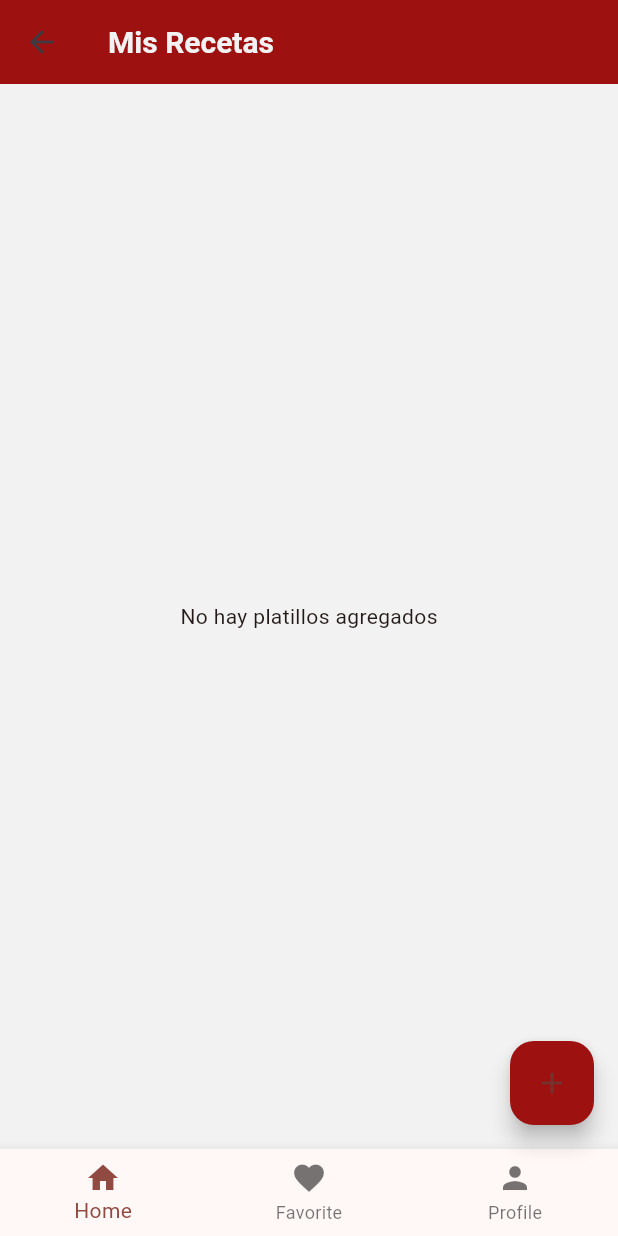
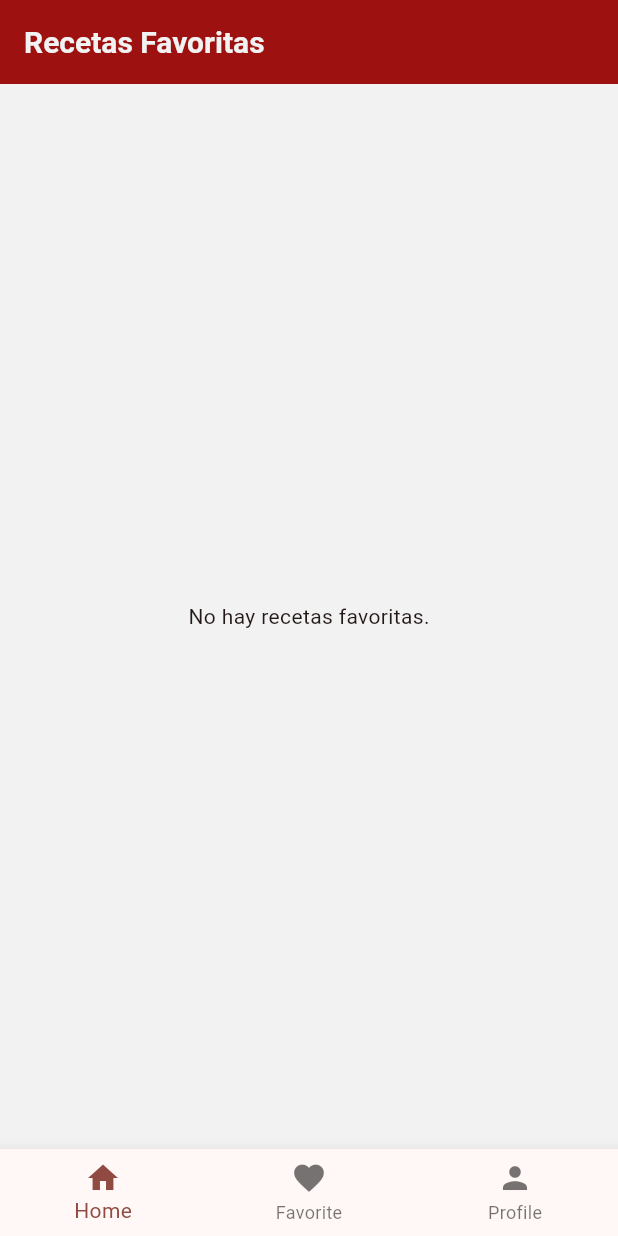
Before and after one commit to GermanSima8/food-recipes, a Flutter app: the HomeScreen screen opened by its route, item 2 of the bottom bar chosen, on a phone screen of 412 x 824 dp. Run offline on Flutter 3.47's test engine with Material 3 defaults, Android fonts, the light colour scheme and no system bars; our stand-ins replace sqflite; accounts and stored records are empty.

Commit message:
add favorite function

```diff
--- a/food_recipes/lib/main.dart
+++ b/food_recipes/lib/main.dart
@@ -3,6 +3,7 @@ import 'package:food_recipes/theme_data.dart';
 import 'package:food_recipes/src/screens/auth/login_screen.dart';
 import 'package:food_recipes/src/screens/home_screen.dart';
 import 'package:food_recipes/src/screens/forms/recipe.dart';
+import 'package:food_recipes/src/screens/favorit_screen.dart';
 
 void main() {
   runApp(const MyApp());
@@ -24,7 +25,7 @@ class MyApp extends StatelessWidget {
       routes: {
         '/': (context) => const LoginScreen(),
         '/home': (context) => HomeScreen(),
-        '/favorite': (context) =>  HomeScreen(),
+        '/favorite': (context) =>   FavoritScreen(),
         '/recipe-form': (context) =>   RecipeForm(),
       },
 
--- a/food_recipes/lib/src/models/platillo_model.dart
+++ b/food_recipes/lib/src/models/platillo_model.dart
@@ -4,6 +4,7 @@ class Platillo {
   final int tiempoPreparacion;
   final String tipoComida;
   final String pasos;
+  final bool favorito; // Campo nuevo
 
   Platillo({
     this.id,
@@ -11,6 +12,7 @@ class Platillo {
     required this.tiempoPreparacion,
     required this.tipoComida,
     required this.pasos,
+    this.favorito = false, // Inicializado como false
   });
 
   Map<String, dynamic> toMap() {
@@ -20,6 +22,7 @@ class Platillo {
       'tiempoPreparacion': tiempoPreparacion,
       'tipoComida': tipoComida,
       'pasos': pasos,
+      'favorito': favorito ? 1 : 0, // Convertir a int
     };
   }
 
@@ -30,6 +33,25 @@ class Platillo {
       tiempoPreparacion: map['tiempoPreparacion'],
       tipoComida: map['tipoComida'],
       pasos: map['pasos'],
+      favorito: map['favorito'] == 1, // Convertir a bool
+    );
+  }
+
+  Platillo copyWith({
+    int? id,
+    String? nombre,
+    int? tiempoPreparacion,
+    String? tipoComida,
+    String? pasos,
+    bool? favorito,
+  }) {
+    return Platillo(
+      id: id ?? this.id,
+      nombre: nombre ?? this.nombre,
+      tiempoPreparacion: tiempoPreparacion ?? this.tiempoPreparacion,
+      tipoComida: tipoComida ?? this.tipoComida,
+      pasos: pasos ?? this.pasos,
+      favorito: favorito ?? this.favorito,
     );
   }
 }
--- a/food_recipes/lib/src/screens/favorit_screen.dart
+++ b/food_recipes/lib/src/screens/favorit_screen.dart
@@ -0,0 +1,66 @@
+import 'package:flutter/material.dart';
+import 'package:food_recipes/src/components/bottom_navbar.dart';
+import 'package:food_recipes/src/models/platillo_model.dart'; // Asegúrate de importar tu modelo
+import 'package:food_recipes/src/database/food_database.dart'; // Importa tu helper de base de datos
+
+class FavoritScreen extends StatefulWidget {
+  const FavoritScreen({super.key});
+
+  @override
+  State<FavoritScreen> createState() => _FavoritScreenState();
+}
+
+class _FavoritScreenState extends State<FavoritScreen> {
+  late Future<List<Platillo>> _favoritos; // Variable para almacenar la lista de favoritos
+
+  @override
+  void initState() {
+    super.initState();
+    _favoritos = DatabaseHelper().getFavoritos(); // Cargar los favoritos al iniciar
+  }
+
+  @override
+  Widget build(BuildContext context) {
+    return Scaffold(
+      appBar: AppBar(
+        title: Text('Recetas Favoritas'),
+        automaticallyImplyLeading: false,
+      ),
+      bottomNavigationBar: MyBottomNavBar(),
+      body: FutureBuilder<List<Platillo>>(
+        future: _favoritos,
+        builder: (context, snapshot) {
+          if (snapshot.connectionState == ConnectionState.waiting) {
+            return Center(child: CircularProgressIndicator()); // Mostrar un indicador de carga
+          } else if (snapshot.hasError) {
+            return Center(child: Text('Error: ${snapshot.error}')); // Manejar errores
+          } else if (!snapshot.hasData || snapshot.data!.isEmpty) {
+            return Center(child: Text('No hay recetas favoritas.')); // Mensaje si no hay favoritos
+          } else {
+            // Lista de favoritos
+            final favoritos = snapshot.data!;
+            return ListView.builder(
+              itemCount: favoritos.length,
+              itemBuilder: (context, index) {
+                final platillo = favoritos[index];
+                return ListTile(
+                  title: Text(platillo.nombre),
+                  subtitle: Text('Tiempo de preparación: ${platillo.tiempoPreparacion} min'),
+                  trailing: IconButton(
+                    icon: Icon(Icons.favorite, color: Color.fromARGB(255, 156, 17, 7)),
+                    onPressed: () {
+                      // Aquí puedes manejar el evento para eliminar de favoritos si lo deseas
+                    },
+                  ),
+                  onTap: () {
+                    // Aquí puedes manejar la navegación a la vista de detalles del platillo
+                  },
+                );
+              },
+            );
+          }
+        },
+      ),
+    );
+  }
+}
--- a/food_recipes/lib/src/screens/forms/recipe.dart
+++ b/food_recipes/lib/src/screens/forms/recipe.dart
@@ -102,6 +102,12 @@ class _RecipeFormState extends State<RecipeForm> {
     return Scaffold(
       appBar: AppBar(
         title: Text('Agregar Platillo'),
+         leading: IconButton(
+          onPressed: () {
+            Navigator.pop(context);
+          },
+          icon: const Icon(Icons.arrow_back_ios_new),
+        ),
       ),
       body: Padding(
         padding: const EdgeInsets.all(16.0),
```
Also changed, not shown: food_recipes/lib/src/database/food_database.dart (+39 -4 lines), food_recipes/lib/src/screens/home_screen.dart (+28 -6 lines).
